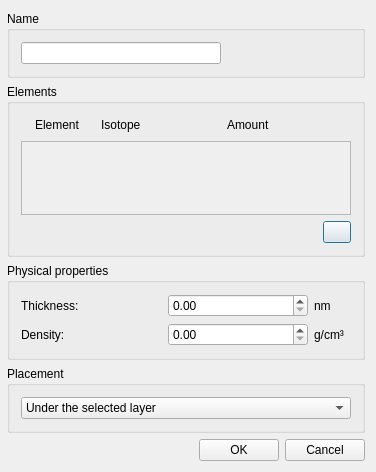
Above: ui_files/ui_layer_dialog.ui from JYU-IBA/potku before the change. Below: the same form after it.
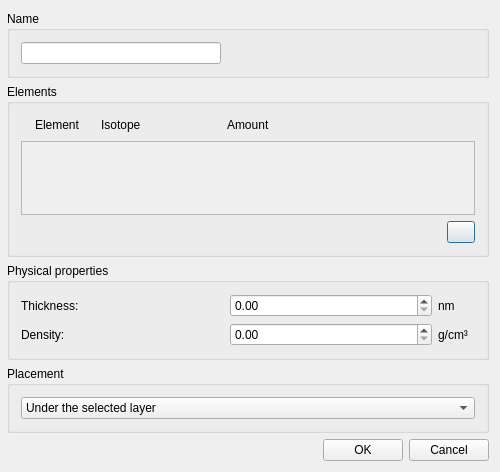
That is the form after the change. Icons and pictures are not drawn.

Commit message:
Add sum button to simulation layer properties
Pressing the button checks the values of the other amount-spinboxes and sets the value of the current spinbox so that the sum of the amounts is is either 1 or 100.

```diff
--- a/ui_files/ui_layer_dialog.ui
+++ b/ui_files/ui_layer_dialog.ui
@@ -6,7 +6,7 @@
    <rect>
     <x>0</x>
     <y>0</y>
-    <width>376</width>
+    <width>500</width>
     <height>472</height>
    </rect>
   </property>
```
The commit also changes 1 other file.
